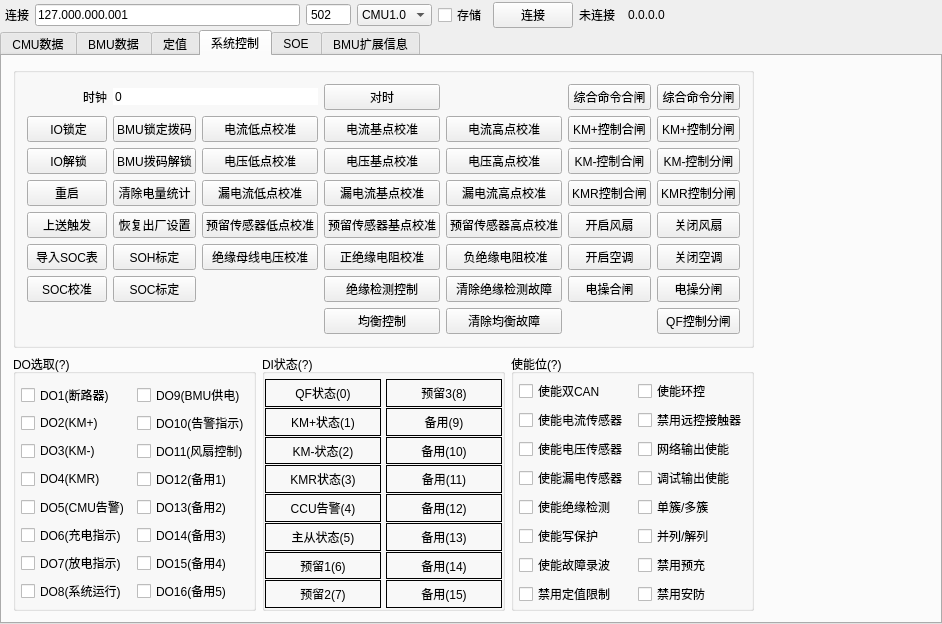
Old version of the form views/bmsview/bmsview.ui in the repository Shogpe/bmsTool.
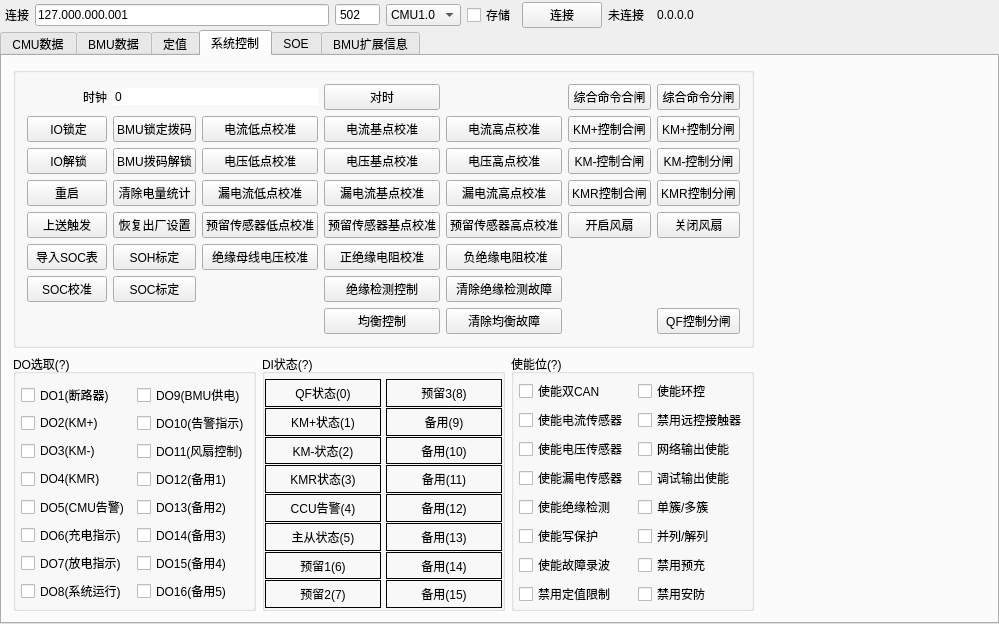
New version of the form. The open tabs and pages were chosen to show the change. Custom widgets are drawn as their Qt base class.

Diff of the .ui file:
```diff
--- a/views/bmsview/bmsview.ui
+++ b/views/bmsview/bmsview.ui
@@ -9,7 +9,7 @@
    <rect>
     <x>0</x>
     <y>0</y>
-    <width>926</width>
+    <width>984</width>
     <height>552</height>
    </rect>
   </property>
@@ -2243,7 +2243,7 @@
              <bool>false</bool>
             </property>
             <property name="prefix">
-             <string>簇外接温度3 </string>
+             <string>PCS+簇极柱温度 </string>
             </property>
             <property name="suffix">
              <string> ℃</string>
@@ -2541,7 +2541,7 @@
              <bool>false</bool>
             </property>
             <property name="prefix">
-             <string>簇外接温度5 </string>
+             <string>高压箱环境温度 </string>
             </property>
             <property name="suffix">
              <string> ℃</string>
@@ -3493,7 +3493,7 @@
              <bool>false</bool>
             </property>
             <property name="prefix">
-             <string>簇外接温度4 </string>
+             <string>PCS-簇极柱温度 </string>
             </property>
             <property name="suffix">
              <string> ℃</string>
@@ -3545,7 +3545,7 @@
              <bool>false</bool>
             </property>
             <property name="prefix">
-             <string>簇外接温度2 </string>
+             <string>B-簇极柱温度 </string>
             </property>
             <property name="suffix">
              <string> ℃</string>
@@ -4065,7 +4065,7 @@
              <bool>false</bool>
             </property>
             <property name="prefix">
-             <string>簇外接温度1 </string>
+             <string>B+簇极柱温度 </string>
             </property>
             <property name="suffix">
              <string> ℃</string>
@@ -5257,7 +5257,7 @@
           <enum>Qt::WheelFocus</enum>
          </property>
          <property name="toolTip">
-          <string>告警屏蔽</string>
+          <string>电池包温度断线屏蔽</string>
          </property>
          <property name="frame">
           <bool>true</bool>
@@ -5269,7 +5269,7 @@
           <bool>false</bool>
          </property>
          <property name="prefix">
-          <string>告警屏蔽 </string>
+          <string>电池包温度断线屏蔽 </string>
          </property>
          <property name="suffix">
           <string/>
@@ -5340,7 +5340,7 @@
           <enum>Qt::StrongFocus</enum>
          </property>
          <property name="toolTip">
-          <string>充满回差</string>
+          <string>簇电压放空充满回差</string>
          </property>
          <property name="frame">
           <bool>true</bool>
@@ -5687,7 +5687,7 @@
           <enum>Qt::WheelFocus</enum>
          </property>
          <property name="toolTip">
-          <string>电压屏蔽位 </string>
+          <string>单体电压数据屏蔽位</string>
          </property>
          <property name="frame">
           <bool>true</bool>
@@ -5699,7 +5699,7 @@
           <bool>false</bool>
          </property>
          <property name="prefix">
-          <string>电压屏蔽位 </string>
+          <string>单体电压数据屏蔽位 </string>
          </property>
          <property name="suffix">
           <string/>
@@ -6089,7 +6089,7 @@
           <enum>Qt::WheelFocus</enum>
          </property>
          <property name="toolTip">
-          <string>充满放空簇电压回差</string>
+          <string>簇电压充满放空回差</string>
          </property>
          <property name="frame">
           <bool>true</bool>
@@ -6101,7 +6101,7 @@
           <bool>false</bool>
          </property>
          <property name="prefix">
-          <string>簇电压回差 </string>
+          <string>簇电压放空充满回差 </string>
          </property>
          <property name="suffix">
           <string> V</string>
@@ -6445,13 +6445,13 @@
           <bool>false</bool>
          </property>
          <property name="prefix">
-          <string>单体压差上上限 </string>
+          <string>单体欠压自杀阈值 </string>
          </property>
          <property name="suffix">
           <string> V</string>
          </property>
          <property name="decimals">
-          <number>4</number>
+          <number>3</number>
          </property>
          <property name="minimum">
           <double>0.000000000000000</double>
@@ -6576,7 +6576,7 @@
           <enum>Qt::WheelFocus</enum>
          </property>
          <property name="toolTip">
-          <string>告警延时(s)</string>
+          <string>告警和保护延时</string>
          </property>
          <property name="frame">
           <bool>true</bool>
@@ -6588,10 +6588,10 @@
           <bool>false</bool>
          </property>
          <property name="prefix">
-          <string>告警延时(s) </string>
+          <string>告警和保护延时 </string>
          </property>
          <property name="suffix">
-          <string/>
+          <string> s</string>
          </property>
          <property name="decimals">
           <number>0</number>
@@ -6798,19 +6798,19 @@
           <bool>false</bool>
          </property>
          <property name="prefix">
-          <string>单体压差上限 </string>
+          <string>单体欠压自杀延时 </string>
          </property>
          <property name="suffix">
-          <string> V</string>
+          <string> s</string>
          </property>
          <property name="decimals">
-          <number>4</number>
+          <number>1</number>
          </property>
          <property name="minimum">
           <double>0.000000000000000</double>
          </property>
          <property name="maximum">
-          <double>6.000000000000000</double>
+          <double>6554.000000000000000</double>
          </property>
          <property name="singleStep">
           <double>0.000000000000000</double>
@@ -7814,7 +7814,7 @@
           <enum>Qt::WheelFocus</enum>
          </property>
          <property name="toolTip">
-          <string>保护延时(s)</string>
+          <string>保护动作延时</string>
          </property>
          <property name="frame">
           <bool>true</bool>
@@ -7826,10 +7826,10 @@
           <bool>false</bool>
          </property>
          <property name="prefix">
-          <string>保护延时(s) </string>
+          <string>保护动作延时 </string>
          </property>
          <property name="suffix">
-          <string/>
+          <string> s</string>
          </property>
          <property name="decimals">
           <number>0</number>
@@ -7973,19 +7973,6 @@
             </property>
            </widget>
           </item>
-          <item row="7" column="6">
-           <widget class="QPushButton" name="btnResON">
-            <property name="sizePolicy">
-             <sizepolicy hsizetype="Preferred" vsizetype="Fixed">
-              <horstretch>0</horstretch>
-              <verstretch>0</verstretch>
-             </sizepolicy>
-            </property>
-            <property name="text">
-             <string>电操合闸</string>
-            </property>
-           </widget>
-          </item>
           <item row="0" column="4">
            <widget class="QPushButton" name="btnTimeAdj">
             <property name="sizePolicy">
@@ -8116,19 +8103,6 @@
             </property>
            </widget>
           </item>
-          <item row="7" column="7">
-           <widget class="QPushButton" name="btnResOFF">
-            <property name="sizePolicy">
-             <sizepolicy hsizetype="Preferred" vsizetype="Fixed">
-              <horstretch>0</horstretch>
-              <verstretch>0</verstretch>
-             </sizepolicy>
-            </property>
-            <property name="text">
-             <string>电操分闸</string>
-            </property>
-           </widget>
-          </item>
           <item row="2" column="7">
            <widget class="QPushButton" name="btnKMNOFF">
             <property name="sizePolicy">
@@ -8298,19 +8272,6 @@
             </property>
            </widget>
           </item>
-          <item row="6" column="6">
-           <widget class="QPushButton" name="btnAcON">
-            <property name="sizePolicy">
-             <sizepolicy hsizetype="Preferred" vsizetype="Fixed">
-              <horstretch>0</horstretch>
-              <verstretch>0</verstretch>
-             </sizepolicy>
-            </property>
-            <property name="text">
-             <string>开启空调</string>
-            </property>
-           </widget>
-          </item>
           <item row="3" column="1">
            <widget class="QToolButton" name="btnReboot">
             <property name="sizePolicy">
@@ -8525,19 +8486,6 @@
             </property>
            </widget>
           </item>
-          <item row="6" column="7">
-           <widget class="QPushButton" name="btnAcOFF">
-            <property name="sizePolicy">
-             <sizepolicy hsizetype="Preferred" vsizetype="Fixed">
-              <horstretch>0</horstretch>
-              <verstretch>0</verstretch>
-             </sizepolicy>
-            </property>
-            <property name="text">
-             <string>关闭空调</string>
-            </property>
-           </widget>
-          </item>
           <item row="1" column="5">
            <widget class="QPushButton" name="btnIFullAdj">
             <property name="sizePolicy">
```
Left out of the diff: 4 changed lines with no effect on the pictures.
